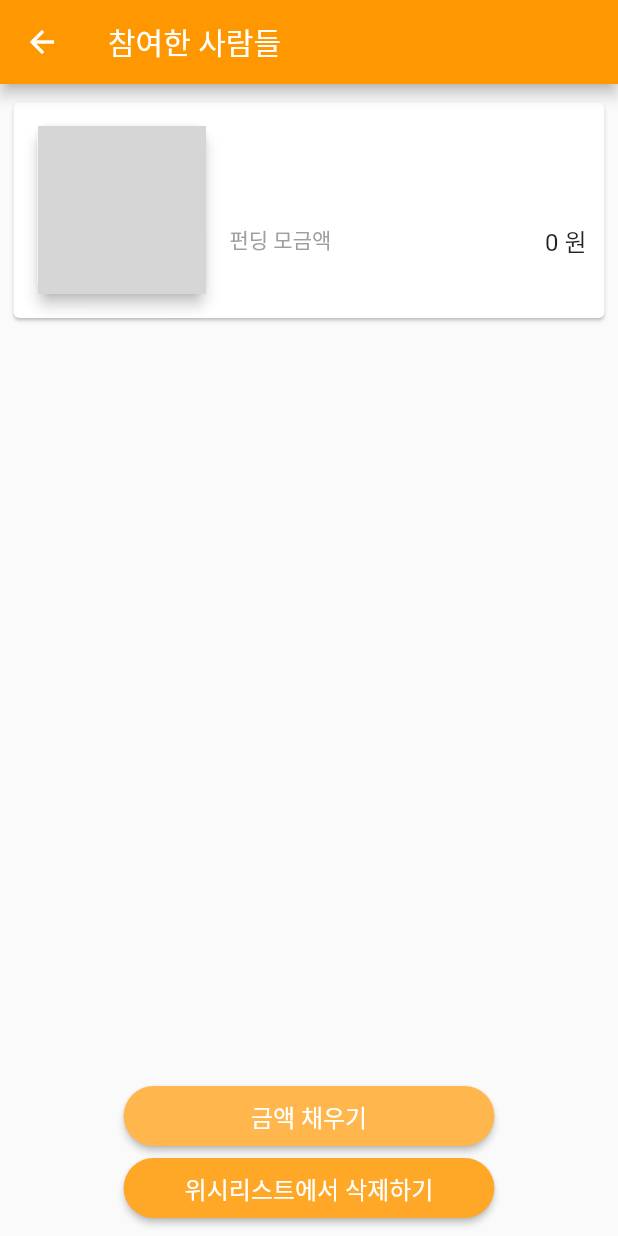
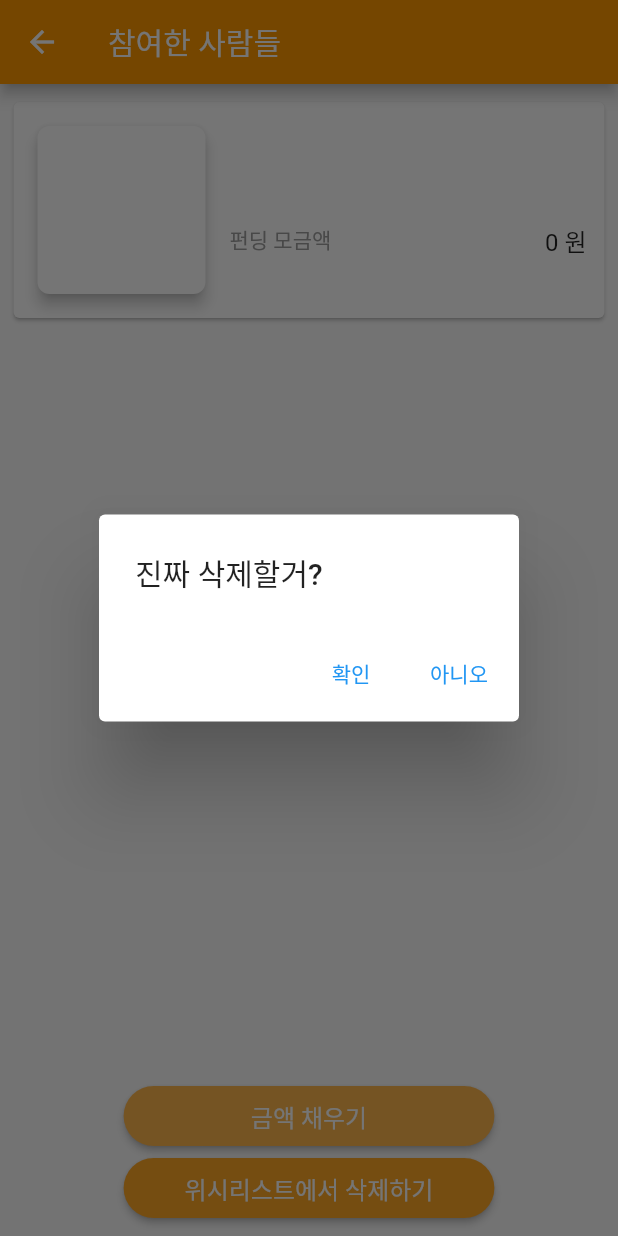
Before and after one commit to Capstone-Design-06-4/ToBeHonest_Front, a Flutter app: the ItemContributed screen opened directly with empty values, after a tap on "위시리스트에서 삭제하기", on a phone screen of 412 x 824 dp. Run offline on Flutter 3.47's test engine with Material 2 defaults, Android fonts, the phone set to English and light mode, and no system bars; our stand-ins replace font_awesome_flutter, get, hive, hive_flutter, image_picker, shared_preferences and 1 more; accounts and stored records are empty; generated files the repository leaves out were written again; network calls fail; Roboto replaces fonts that are missing (AppleSDGothicNeo); grey boxes are pictures that could not be loaded.

Commit message:
:sparkles: Feat: wishitem delete function is complete.
Feat: wishitem delete function is complete.

```diff
--- a/lib/main.dart
+++ b/lib/main.dart
@@ -69,6 +69,9 @@ class MyApp extends StatelessWidget {
         primaryColor: Color(0xFFF4A261),
       ),
       home: MyHomePage(),
+      routes: {
+        '/wishlist': (context) => WishListPage(),
+      },
     );
   }
 }
--- a/lib/navigation bar/wishlist_page.dart
+++ b/lib/navigation bar/wishlist_page.dart
@@ -27,9 +27,14 @@ class _WishListPageState extends State<WishListPage> {
 
   void _updateWishItems() async {
     try {
+      wishListController.isLoading(true);  // 로딩 시작
       await wishListController.fetchProgressWishItems_Con(searchText: _searchText);
+      // RxList를 refresh하여 UI를 갱신
+      wishListController.wishItems.refresh();
     } catch (e) {
       print('오류 발생: $e');
+    } finally {
+      wishListController.isLoading(false);  // 로딩 종료
     }
   }
 
@@ -37,6 +42,7 @@ class _WishListPageState extends State<WishListPage> {
   void initState() {
     super.initState();
 
+    // 페이지가 열릴 때 자동으로 새로고침
     _updateWishItems();
   }
 
--- a/lib/wishlist_function/wishlist_view/item_contributed_view.dart
+++ b/lib/wishlist_function/wishlist_view/item_contributed_view.dart
@@ -1,12 +1,15 @@
 import 'package:flutter/material.dart';
 import 'package:intl/intl.dart';
 import 'package:tobehonest/models/wishItem.dart';
+import 'package:tobehonest/controllers/wishlist_controlller.dart';
 import 'package:tobehonest/controllers/contributor_controller.dart';
+import 'package:tobehonest/navigation bar/wishlist_page.dart';
 import 'package:get/get.dart';
 
 class ItemContributed extends StatefulWidget {
   final WishItem wishItem;
   final ContributorController contributorController = Get.put(ContributorController());
+  final WishListController wishListController = Get.put(WishListController());
 
   ItemContributed({required this.wishItem});
 
@@ -158,7 +161,38 @@ class _ItemContributedState extends State<ItemContributed> {
                           width: double.infinity,
                           child: ElevatedButton(
                             onPressed: () {
-                              // 위시리스트에서 삭제하기 기능 구현
+                              showDialog(
+                                context: context,
+                                builder: (BuildContext context) {
+                                  return AlertDialog(
+                                    title: Text('진짜 삭제할거?'),
+                                    insetPadding: const EdgeInsets.fromLTRB(0, 80, 0, 80),
+                                    actions: [
+                                      TextButton(
+                                        onPressed: () async {
+                                          // 확인 버튼을 눌렀을 때의 동작
+                                          Navigator.of(context).pop();  // 다이얼로그를 닫음
+                                          await widget.wishListController.deleteFromWishlist_Con(widget.wishItem.wishItemId);
+                                          print("Before popping twice");
+                                          Navigator.popUntil(context, (route) => route.isFirst);  // 현재 페이지를 닫고 두 번 뒤로 이동
+                                          print("After popping twice");
+                                        },
+                                        child: Text('확인'),
+                                      ),
+
+
+                                      TextButton(
+                                        onPressed: () {
+                                          // 아니오 버튼을 눌렀을 때의 동작
+                                          Navigator.of(context).pop();  // 다이얼로그를 닫음
+
+                                        },
+                                        child: Text('아니오'),
+                                      ),
+                                    ],
+                                  );
+                                },
+                              );
                             },
                             style: ElevatedButton.styleFrom(
                               primary: Colors.orange.shade400,
```
Also changed, not shown: lib/controllers/wishlist_controlller.dart (+33 -6 lines).
